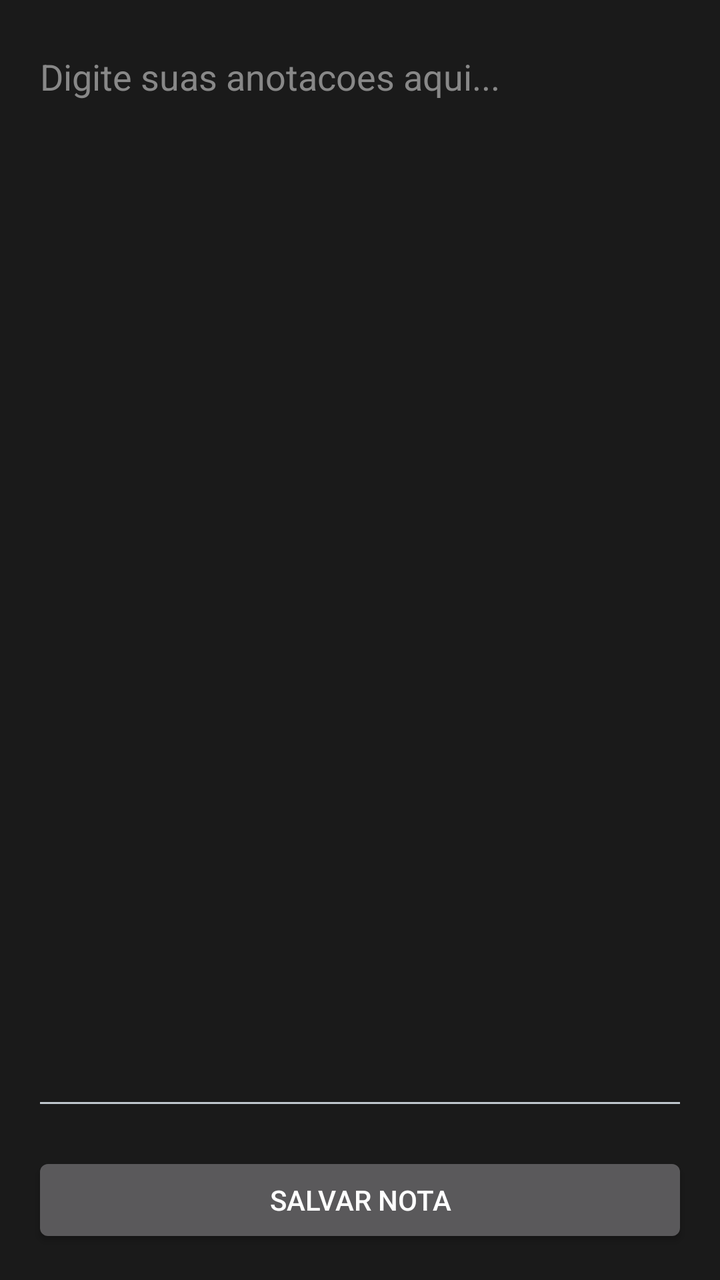
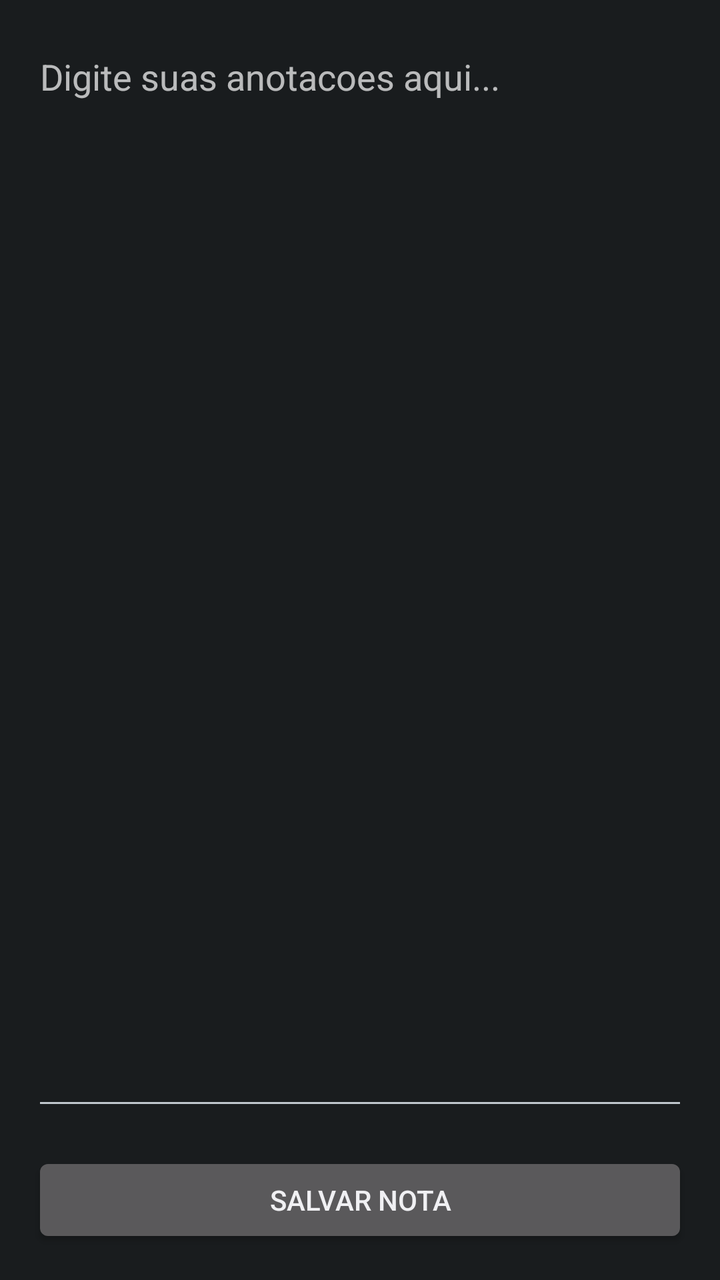

An Android layout rendered at two revisions. The XML below is the earlier revision; the diff shows what the commit changed to produce the second picture.
<!-- AndroidManifest.xml: application theme android:Theme.DeviceDefault.NoActionBar -->
<!-- res/layout/activity_main.xml -->
<?xml version="1.0" encoding="utf-8"?>
<LinearLayout xmlns:android="http://schemas.android.com/apk/res/android"
    android:layout_width="match_parent"
    android:layout_height="match_parent"
    android:orientation="vertical"
    android:background="#1A1A1A"
    android:padding="16dp">

    <EditText
        android:id="@+id/editTextNotes"
        android:layout_width="match_parent"
        android:layout_height="0dp"
        android:layout_weight="1"
        android:gravity="top|start"
        android:hint="Digite suas anotacoes aqui..."
        android:textColor="#FFFFFF"
        android:textColorHint="#888888"
        android:textSize="18sp"
        android:inputType="textMultiLine" />

    <Button
        android:id="@+id/btnPanic"
        android:layout_width="match_parent"
        android:layout_height="wrap_content"
        android:layout_marginTop="16dp"
        android:text="Salvar Nota"
        android:textColor="#FFFFFF" />
</LinearLayout>
<!-- resources referenced by this layout -->
<resources>

</resources>

<!-- the commit's change to res/layout/activity_main.xml (unified diff, before → after) -->
@@ -3,7 +3,6 @@
     android:layout_width="match_parent"
     android:layout_height="match_parent"
     android:orientation="vertical"
-    android:background="#1A1A1A"
     android:padding="16dp">
 
     <EditText
@@ -13,9 +12,6 @@
         android:layout_weight="1"
         android:gravity="top|start"
         android:hint="Digite suas anotacoes aqui..."
-        android:textColor="#FFFFFF"
-        android:textColorHint="#888888"
-        android:textSize="18sp"
         android:inputType="textMultiLine" />
 
     <Button
@@ -23,6 +19,5 @@
         android:layout_width="match_parent"
         android:layout_height="wrap_content"
         android:layout_marginTop="16dp"
-        android:text="Salvar Nota"
-        android:textColor="#FFFFFF" />
+        android:text="Salvar Nota" />
 </LinearLayout>
